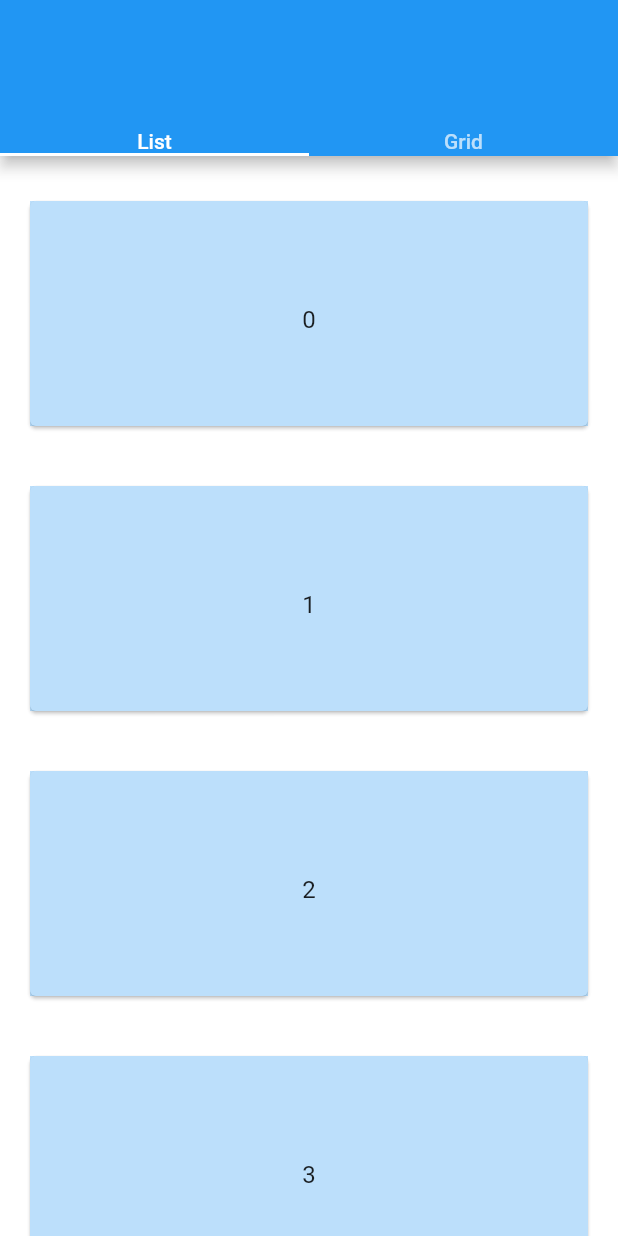
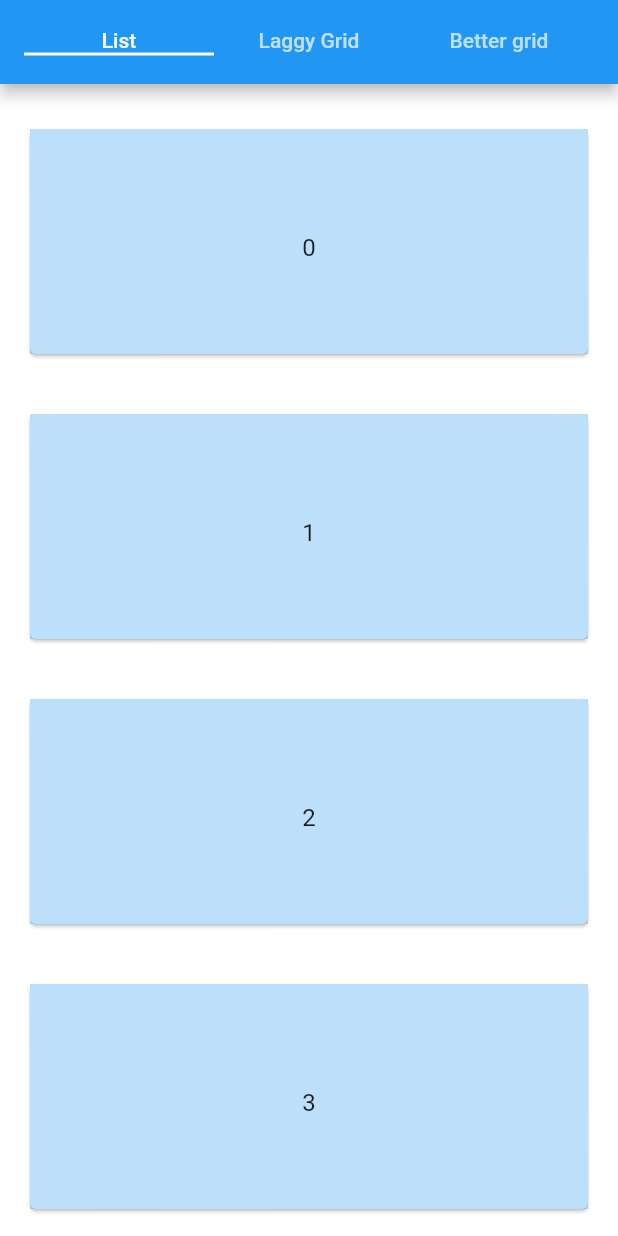
Before and after one commit to Pedro-Acevedo-E/30DaysOfFlutter, a Flutter app: the screen it shows after launch, on a phone screen of 412 x 824 dp. Run offline on Flutter 3.47's test engine with Material 2 defaults, Android fonts, the phone set to English and light mode, and no system bars; our stand-ins replace carousel_slider, flip_card, screenshot, share_plus, shared_preferences, webview_flutter; missing offline and left inert: responsive_grid_list.

Commit message:
Day 12 added more responsive Grid option to project

```diff
--- a/day_12/lib/main.dart
+++ b/day_12/lib/main.dart
@@ -1,4 +1,5 @@
 import 'package:flutter/material.dart';
+import 'package:responsive_grid_list/responsive_grid_list.dart';
 
 void main() {
   runApp(const MyApp());
@@ -12,20 +13,20 @@ class MyApp extends StatefulWidget {
 }
 
 class _MyAppState extends State<MyApp> {
-  final _users = List.filled(100, "kilo loco");
+  final _users = List.filled(500, "kilo loco");
 
   @override
   Widget build(BuildContext context) {
     return MaterialApp(
       home: DefaultTabController(
-          length: 2,
+          length: 3,
           child: Scaffold(
             backgroundColor: Colors.white70,
             appBar: AppBar(
-              bottom: const TabBar(tabs: [Text('List'), Text('Grid')]),
+              title: const TabBar(tabs: [Text('List'), Text('Laggy Grid'), Text('Better grid')]),
             ),
             body:
-            TabBarView(children: [_contentListView(), _contentGridView()]),
+            TabBarView(children: [_contentListView(), _contentGridView(), _contentResponsiveGridView()]),
           )),
     );
   }
@@ -51,22 +52,53 @@ class _MyAppState extends State<MyApp> {
   Widget _contentGridView() {
     return GridView.builder(
         itemCount: _users.length,
-        gridDelegate: const SliverGridDelegateWithFixedCrossAxisCount(crossAxisCount: 3), //number of cards per row (number of columns)
+        gridDelegate: const SliverGridDelegateWithFixedCrossAxisCount(crossAxisCount: 5), //number of cards per row (number of columns)
         itemBuilder: (context, index) =>
-            Card(
+            Container(
               margin: const EdgeInsets.all(10), //control separation between cards
               color: Colors.blue.withOpacity(0.5), //Card background
                 child: GridTile(
-                    child: InkResponse(   //This allows you to tap a gridTile
-                      enableFeedback: true,
-                      child: Center(
-                        child: Text(_users[index]),
+                      child: InkResponse(
+                        child: Center(
+                          child: Text(index.toString()),
+                        ),
+                        onTap: () => debugPrint("hello $index"),
                       ),
-                      onTap: () => debugPrint("hello $index"),
-                    ),
                 )
             )
     );
+  }
+
+  Widget _contentResponsiveGridView() {
+    return ResponsiveGridList(
+      horizontalGridMargin: 10,
+      verticalGridMargin: 10,
+      //minItemWidth: 100,
+      minItemWidth: 80,
+      minItemsPerRow: 5,
+      children: userList(),
+    );
+  }
+
+  List<Widget> userList() {
+    List<Widget> list = <Widget>[];
+    for(var i = 0; i < _users.length; i++) {
+      list.add(
+          Container(
+            //margin: const EdgeInsets.all(10),
+            height: 80,
+              color: Colors.blue.withOpacity(0.5), //Card background
+              child: GestureDetector(
+                  child: Center(
+                    child: Text(i.toString()),
+                  ),
+                  onTap: () => debugPrint("hello $i"),
+                ),
+
+          )
+      );
+    }
+    return list;
   }
 }
 
--- a/day_12/pubspec.yaml
+++ b/day_12/pubspec.yaml
@@ -30,6 +30,8 @@ environment:
 dependencies:
   flutter:
     sdk: flutter
+
+  responsive_grid_list: ^1.3.2
 
 
   # The following adds the Cupertino Icons font to your application.
```
Also changed, not shown: day_12/pubspec.lock.
